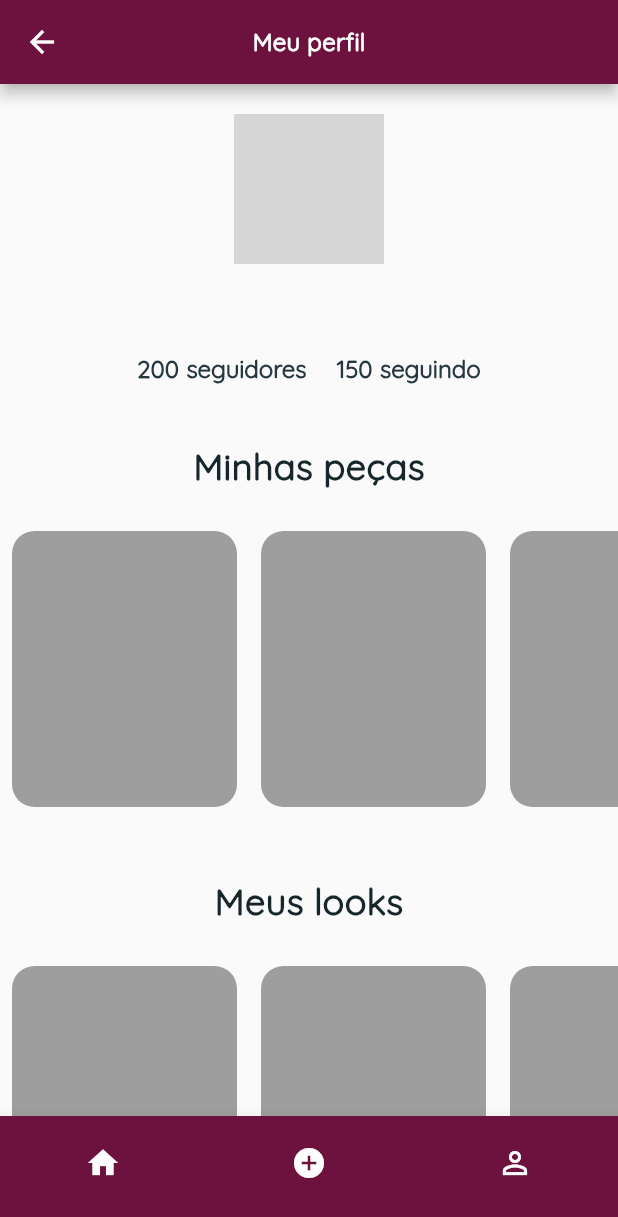
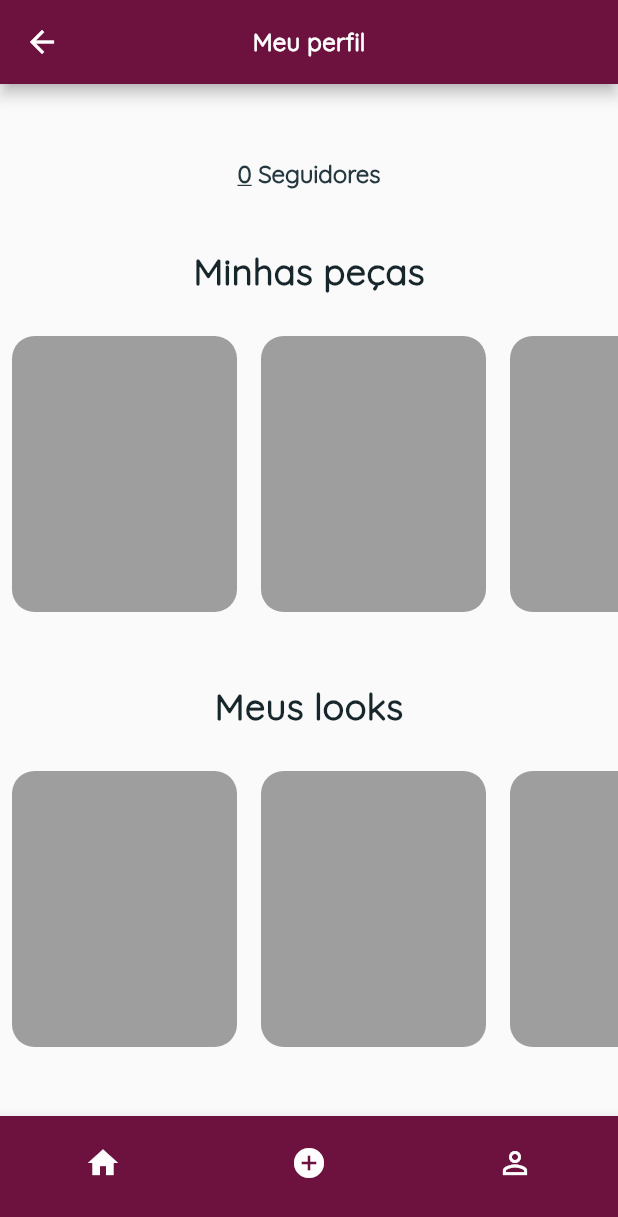
Before and after one commit to Isaq0711/tentativa2, a Flutter app: the BottomNavBar widget shown alone on an empty page, opened directly, item 3 of the bottom bar chosen, on a phone screen of 412 x 824 dp. Shown: the top 1217 px of the screen. Run offline on Flutter 3.47's test engine with Material 2 defaults, Android fonts, the phone set to English and light mode, and no system bars; our stand-ins replace cloud_firestore, firebase_auth, firebase_core, image_picker; accounts and stored records are empty; network calls fail; grey boxes are pictures that could not be loaded.

Commit message:
novo commit

```diff
--- a/lib/app_theme.dart
+++ b/lib/app_theme.dart
@@ -77,7 +77,7 @@ class AppTheme {
 
   static const TextStyle body2 = TextStyle( // body1 -> body2
     fontFamily: fontName,
-    fontWeight: FontWeight.w400,
+    fontWeight: FontWeight.bold,
     fontSize: 14,
     letterSpacing: 0.2,
     color: darkText,
--- a/lib/bars/bottom_nav_bar.dart
+++ b/lib/bars/bottom_nav_bar.dart
@@ -5,7 +5,7 @@ import 'package:path_provider/path_provider.dart';
 import 'package:tentativa_2/app_theme.dart';
 import 'package:tentativa_2/screens/feed.dart';
 import '../screens/profile_page.dart';
-import 'package:tentativa_2/user_data.dart';
+import 'package:tentativa_2/user/user_data.dart';
 
 class BottomNavBar extends StatefulWidget {
   const BottomNavBar({Key? key}) : super(key: key);
@@ -16,12 +16,21 @@ class BottomNavBar extends StatefulWidget {
 
 class _BottomNavBarState extends State<BottomNavBar> {
   int _selectedIndex = 0;
-  UserData _userData = UserData(userId: '', username: '', photoURL: '');
+  UserData _userData = UserData(userId: '', username: '');
 
   @override
   void initState() {
     super.initState();
-    fetchProfileData(_userData);
+    _loadUserData();
+  }
+
+  Future<void> _loadUserData() async {
+    try {
+      _userData = await currentUser();
+    } catch (e) {
+      // Tratar o erro, se necessário
+      print('Erro ao obter os dados do usuário: $e');
+    }
   }
 
   Future<void> _onItemTapped(int index) async {
@@ -30,7 +39,7 @@ class _BottomNavBarState extends State<BottomNavBar> {
       if (_selectedIndex == 2) {
         Navigator.push(
           context,
-          MaterialPageRoute(builder: (context) => ProfileScreen(username: _userData.username, photoURL: _userData.photoURL)),
+          MaterialPageRoute(builder: (context) => ProfileScreen(username: _userData.username)),
         );
       } else if (_selectedIndex == 1) {
         _showImageSourceDialog();
@@ -127,7 +136,7 @@ class _BottomNavBarState extends State<BottomNavBar> {
               Navigator.pushReplacement(
                 context,
                 MaterialPageRoute(
-                  builder: (context) => ProfileScreen(username: _userData.username,photoURL: _userData.photoURL),
+                  builder: (context) => ProfileScreen(username: _userData.username),
                 ),
               );
             },
--- a/lib/screens/feed.dart
+++ b/lib/screens/feed.dart
@@ -1,8 +1,10 @@
 import 'package:flutter/material.dart';
 import '../bars/bottom_nav_bar.dart';
 import 'package:tentativa_2/app_theme.dart';
+import '../bars/appbar.dart';
+import '../bars/configuration_bar.dart';
+import 'package:tentativa_2/search.dart';
 
-import '../bars/configuration_bar.dart';
 
 class FeedPage extends StatefulWidget {
   @override
@@ -11,56 +13,42 @@ class FeedPage extends StatefulWidget {
 
 class _FeedPageState extends State<FeedPage> {
   TextEditingController _searchController = TextEditingController();
-  List<Postagem> postagens = [    Postagem(        imagem: 'https://picsum.photos/200/300',        likes: 10, dislikes: 2,        comentarios: 2),    Postagem(        imagem: 'https://picsum.photos/200/300',        likes: 20, dislikes: 7,       comentarios: 3),    Postagem(        imagem: 'https://picsum.photos/200/300',        likes: 30, dislikes: 10,       comentarios: 4),  ];
+  List<Postagem> postagens = [
+    Postagem(
+      imagem: 'https://picsum.photos/200/300',
+      likes: 10,
+      dislikes: 2,
+      comentarios: 2,
+    ),
+    Postagem(
+      imagem: 'https://picsum.photos/200/300',
+      likes: 20,
+      dislikes: 7,
+      comentarios: 3,
+    ),
+    Postagem(
+      imagem: 'https://picsum.photos/200/300',
+      likes: 30,
+      dislikes: 10,
+      comentarios: 4,
+    ),
+  ];
+
+  void handleSearch(String query) {
+    Navigator.push(
+      context,
+      MaterialPageRoute(
+        builder: (context) => Search(query: query),
+      ),
+    );
+  }
 
   @override
   Widget build(BuildContext context) {
     return MaterialApp(
       title: 'DRESSME',
       home: Scaffold(
-             appBar: AppBar(
-          title: Row(
-            mainAxisAlignment: MainAxisAlignment.center,
-            children: [
-              SizedBox(width: 10),
-              Expanded(
-                child: Container(
-                  decoration: BoxDecoration(
-                    color: AppTheme.nearlyWhite,
-                    borderRadius: BorderRadius.circular(30),
-                  ),
-                  child: TextField(
-                    controller: _searchController,
-                    decoration: InputDecoration(
-                      hintText: 'Pesquisar...',
-                      border: InputBorder.none,
-                      prefixIcon: Icon(
-                        Icons.search,
-                        color: AppTheme.darkText,
-                      ),
-                      suffixIcon: Icon(
-                        Icons.camera_alt_rounded,
-                        color: AppTheme.darkText,
-                      ),
-                    ),
-                  ),
-                ),
-              ),
-              SizedBox(width: 20),
-            ],
-          ),
-          centerTitle: true,
-          backgroundColor: AppTheme.vinho,
-          actions: [
-            IconButton(
-              icon: Icon(Icons.settings),
-              onPressed: () {
-                Navigator.push(context, MaterialPageRoute(builder: (context) => ConfigPage()));
-
-              },
-            ),
-          ],
-        ),
+        appBar: MyAppBar(),
         body: ListView.builder(
           itemCount: postagens.length,
           itemBuilder: (context, index) {
@@ -81,8 +69,7 @@ class _FeedPageState extends State<FeedPage> {
                             });
                           },
                         ),
-                        Text('${postagens[index].likes} likes',style: AppTheme.body1),
-                       ////////////////////
+                        Text('${postagens[index].likes} likes', style: AppTheme.body1),
                         IconButton(
                           icon: Icon(Icons.thumb_down),
                           onPressed: () {
@@ -91,16 +78,14 @@ class _FeedPageState extends State<FeedPage> {
                             });
                           },
                         ),
-
                         Text('${postagens[index].dislikes} dislikes', style: AppTheme.body1),
-
                         IconButton(
                           icon: Icon(Icons.comment),
                           onPressed: () {
                             // Ação do botão de comentar
                           },
                         ),
-                        Text('${postagens[index].comentarios} comentários',style: AppTheme.body1),
+                        Text('${postagens[index].comentarios} comentários', style: AppTheme.body1),
                       ],
                     ),
                   ],
@@ -109,7 +94,7 @@ class _FeedPageState extends State<FeedPage> {
             );
           },
         ),
-    bottomNavigationBar: BottomNavBar(),
+        bottomNavigationBar: BottomNavBar(),
       ),
     );
   }
@@ -121,5 +106,5 @@ class Postagem {
   int dislikes;
   final int comentarios;
 
-  Postagem({required this.imagem, required this.likes,required this.dislikes, required this.comentarios});
+  Postagem({required this.imagem, required this.likes, required this.dislikes, required this.comentarios});
 }
--- a/lib/screens/profile_page.dart
+++ b/lib/screens/profile_page.dart
@@ -1,27 +1,151 @@
 import 'package:flutter/material.dart';
+import 'package:cloud_firestore/cloud_firestore.dart';
+import 'package:firebase_auth/firebase_auth.dart';
 import 'package:tentativa_2/app_theme.dart';
 import 'package:tentativa_2/bars/bottom_nav_bar.dart';
-import 'package:cloud_firestore/cloud_firestore.dart';
-import 'package:firebase_auth/firebase_auth.dart';
-import 'package:tentativa_2/user_data.dart';
+import 'package:tentativa_2/user/user_data.dart';
 
 class ProfileScreen extends StatefulWidget {
   final String username;
-  final String photoURL; // Add the photoURL field
 
-  const ProfileScreen({Key? key, required this.username, required this.photoURL}) : super(key: key);
+  const ProfileScreen({Key? key, required this.username}) : super(key: key);
 
   @override
   _ProfileScreenState createState() => _ProfileScreenState();
 }
 
 class _ProfileScreenState extends State<ProfileScreen> {
-  UserData _userData = UserData(userId: '', username: '', photoURL: '');
+  UserData _userData = UserData(userId: '', username: '');
+  int _followerCount = 0;
+  bool _isFollowing = false;
+  bool _isCurrentUser = false;
+  List<String> _followers = [];
 
   @override
   void initState() {
     super.initState();
-    fetchProfileData(_userData);
+    fetchProfileData();
+  }
+
+  Future<void> fetchProfileData() async {
+    final user = FirebaseAuth.instance.currentUser;
+    if (user != null) {
+      final userId = user.uid;
+      final profileSnapshot = await FirebaseFirestore.instance.collection('profiles').doc(widget.username).get();
+      final profileData = profileSnapshot.data();
+
+      setState(() {
+        _userData = UserData(userId: userId, username: widget.username);
+        _isCurrentUser = user.displayName == widget.username;
+      });
+
+      // Verificar se o usuário autenticado já segue o perfil
+      final followingSnapshot = await FirebaseFirestore.instance
+          .collection('profiles')
+          .doc(userId)
+          .collection('following')
+          .doc(widget.username)
+          .get();
+      setState(() {
+        _isFollowing = followingSnapshot.exists;
+      });
+
+      // Obter a lista de usernames dos seguidores
+      final followersSnapshot = await FirebaseFirestore.instance
+          .collection('profiles')
+          .doc(widget.username)
+          .collection('followers')
+          .get();
+      setState(() {
+        _followers = followersSnapshot.docs.map((doc) => doc.data()['username'] as String).toList();
+        _followerCount = followersSnapshot.size;
+      });
+    }
+  }
+
+  Future<void> updateFollowerCount() async {
+    final user = FirebaseAuth.instance.currentUser;
+    if (user != null) {
+      final userId = user.uid;
+      final profileRef = FirebaseFirestore.instance.collection('profiles').doc(userId);
+      final profileSnapshot = await profileRef.get();
+      final profileData = profileSnapshot.data();
+
+      if (!_isFollowing) {
+        // Seguir o perfil
+        await profileRef.collection('following').doc(widget.username).set({});
+        setState(() {
+          _isFollowing = true;
+        });
+
+        // Adicionar o username do seguidor à lista
+        await FirebaseFirestore.instance
+            .collection('profiles')
+            .doc(widget.username)
+            .collection('followers')
+            .doc(userId)
+            .set({'username': widget.username});
+        setState(() {
+          _followers.add(widget.username);
+        });
+      } else {
+        // Deixar de seguir o perfil
+        await profileRef.collection('following').doc(widget.username).delete();
+        setState(() {
+          _isFollowing = false;
+        });
+
+        // Remover o username do seguidor da lista
+        await FirebaseFirestore.instance
+            .collection('profiles')
+            .doc(widget.username)
+            .collection('followers')
+            .doc(userId)
+            .delete();
+        setState(() {
+          _followers.remove(widget.username);
+        });
+      }
+
+      // Atualizar o contador de seguidores do perfil
+      await FirebaseFirestore.instance.collection('profiles').doc(widget.username).update({
+        'followerCount': _followers.length,
+      });
+      setState(() {
+        _followerCount = _followers.length;
+      });
+    }
+  }
+
+  void showFollowersList() {
+    showDialog(
+      context: context,
+      builder: (BuildContext context) {
+        return AlertDialog(
+          title: Text('Seguidores'),
+          content: Container(
+            width: double.maxFinite,
+            child: ListView.builder(
+              shrinkWrap: true,
+              itemCount: _followers.length,
+              itemBuilder: (BuildContext context, int index) {
+                return ListTile(
+                  title: Text(_followers[index]),
+                );
+              },
+            ),
+          ),
+          actions: [
+            TextButton(
+              onPressed: () {
+                Navigator.of(context).pop();
+              },
+              child: Text('Fechar'),
+            ),
+          ],
+        );
+      },
+    );
   }
 
   @override
@@ -29,7 +153,7 @@ class _ProfileScreenState extends State<ProfileScreen> {
     return Scaffold(
       appBar: AppBar(
         title: Text(
-          "Meu perfil",
+          _isCurrentUser ? "Meu perfil" : "Perfil",
           style: AppTheme.titlewhite,
         ),
         centerTitle: true,
@@ -39,36 +163,35 @@ class _ProfileScreenState extends State<ProfileScreen> {
         child: Column(
           children: [
             SizedBox(height: 20),
-            CircleAvatar(
-              radius: 50,
-              backgroundImage: NetworkImage(widget.photoURL), // Access the photoURL value through the widget
+            Text(
+              widget.username,
+              style: AppTheme.headline,
             ),
-            SizedBox(height: 20),
-            Text(
-          widget.username, // Acessa o valor de username através do widget
-          style: AppTheme.headline
-        ),
-            SizedBox(height: 10),
+            if (!_isCurrentUser) SizedBox(height: 10),
+            // Botão "Seguir"
+            Visibility(
+              visible: !_isCurrentUser,
+              child: ElevatedButton(
+                onPressed: () {
+                  updateFollowerCount();
+                },
+                child: Text(_isFollowing ? 'Seguindo' : 'Seguir'),
+              ),
+            ),
             Row(
               mainAxisAlignment: MainAxisAlignment.center,
               children: [
+                GestureDetector(
+                  onTap: showFollowersList,
+                  child: Text(
+                    '$_followerCount',
+                    style: AppTheme.body1.copyWith(
+                      decoration: TextDecoration.underline,
+                    ),
+                  ),
+                ),
                 Text(
-                  '200',
-                  style: AppTheme.body1,
-                ),
-                SizedBox(width: 5),
-                Text(
-                  'seguidores',
-                  style: AppTheme.body1,
-                ),
-                SizedBox(width: 20),
-                Text(
-                  '150',
-                  style: AppTheme.body1,
-                ),
-                SizedBox(width: 5),
-                Text(
-                  'seguindo',
+                  _followerCount == 1 ? ' Seguidor' : ' Seguidores',
                   style: AppTheme.body1,
                 ),
               ],
--- a/lib/user_data.dart
+++ b/lib/user/user_data.dart
@@ -4,24 +4,20 @@ import 'package:cloud_firestore/cloud_firestore.dart';
 class UserData {
   late String userId;
   late String username;
-  late String photoURL;
 
-   UserData({required this.userId, required this.username, String? photoURL}) {
-    this.photoURL = photoURL ?? 'URL da Foto do Perfil';
-  }
-
+  UserData({required this.userId, required this.username});
 
   factory UserData.fromDocument(DocumentSnapshot snapshot) {
     final data = snapshot.data() as Map<String, dynamic>;
     final userId = snapshot.id;
     final username = data["username"] ?? "";
-    final photoURL = data["photoURL"];
-    return UserData(userId: userId, username: username, photoURL: photoURL);
+    return UserData(userId: userId, username: username);
   }
 }
 
-Future<void> fetchProfileData(UserData userData) async {
+Future<UserData> currentUser() async {
   final user = FirebaseAuth.instance.currentUser;
+
   if (user != null) {
     final userId = user.uid;
 
@@ -32,11 +28,12 @@ Future<void> fetchProfileData(UserData userData) async {
 
     if (profileSnapshot.exists) {
       final profileData = profileSnapshot.data() as Map<String, dynamic>;
-      userData.username = profileData['username'];
-      userData.photoURL = profileData['photoURL'];
+      final username = profileData['id'];
+      return UserData(userId: userId, username: username);
     } else {
-      userData.username = 'Nome de Usuário';
-      userData.photoURL = 'URL da Foto do Perfil';
+      return UserData(userId: userId, username: 'Nome de Usuário');
     }
   }
+
+  throw Exception('Usuário não autenticado');
 }
```
Also changed, not shown: lib/bars/appbar.dart (added, +80 -0 lines), lib/screens/createprofile_page.dart (deleted, +0 -189 lines), lib/screens/register_page.dart (+24 -15 lines), lib/search.dart (added, +89 -0 lines), lib/upload.dart (added), lib/user/auth_service.dart (renamed from lib/auth_service.dart).
